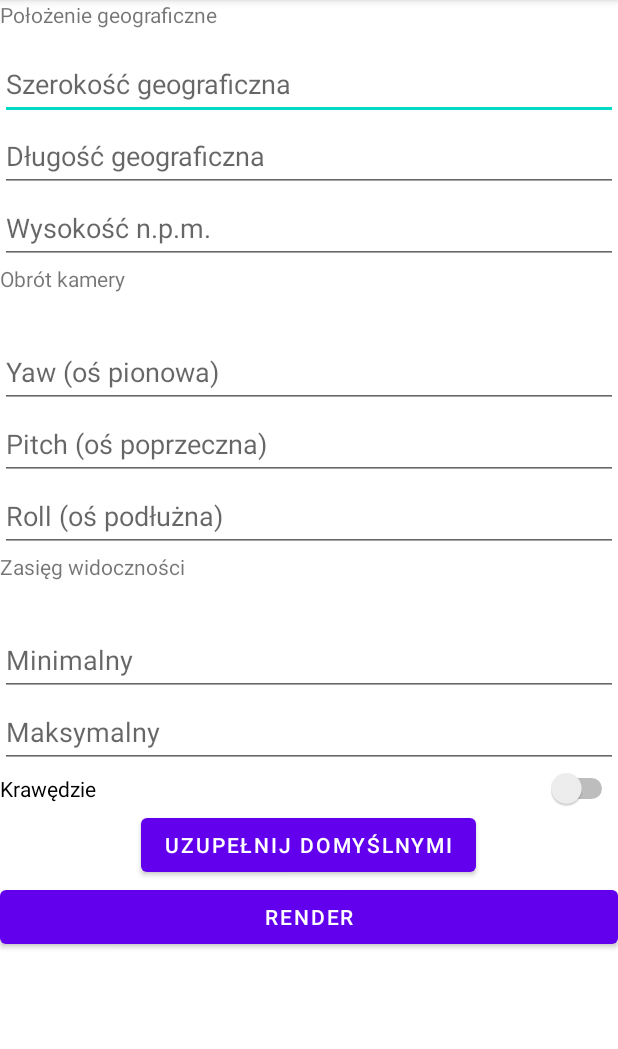
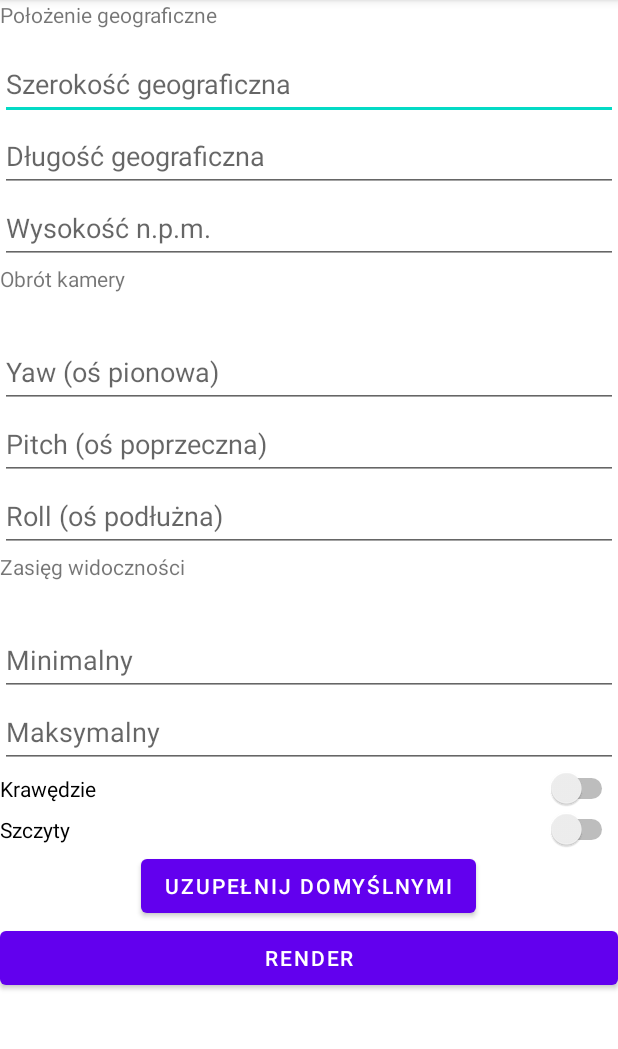
Before and after one commit to madamskip1/Mountain-Peak-Detection, an Android app: the DisplayRenderConfiguration screen opened directly, with no data from a screen before it, on a phone screen of 412 x 824 dp, the part 84-1133 px from its top. Run offline under Robolectric (Android 15) with nearby library versions, the phone set to English and light mode, and no system bars.

Commit message:
QuickFix: add missing Switch into DisplayRenderConfig layout

```diff
--- a/app/src/main/res/layout/activity_display_render_configuration.xml
+++ b/app/src/main/res/layout/activity_display_render_configuration.xml
@@ -139,6 +139,13 @@
             android:text="Krawędzie"
             tools:ignore="UseSwitchCompatOrMaterialXml" />
 
+        <Switch
+            android:id="@+id/displayRender_peaksSwitch"
+            android:layout_width="match_parent"
+            android:layout_height="wrap_content"
+            android:text="Szczyty"
+            tools:ignore="UseSwitchCompatOrMaterialXml" />
+
         <Button
             android:id="@+id/displayRender_fillButton"
             android:layout_width="wrap_content"
```
